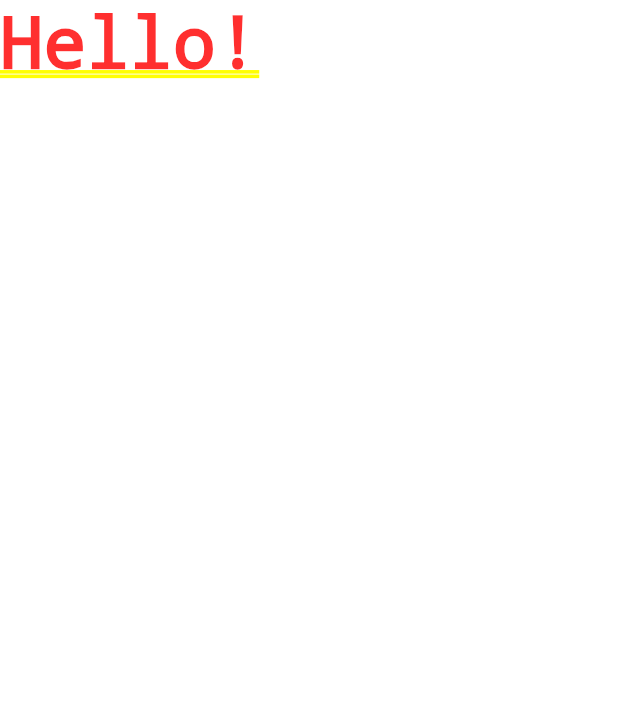
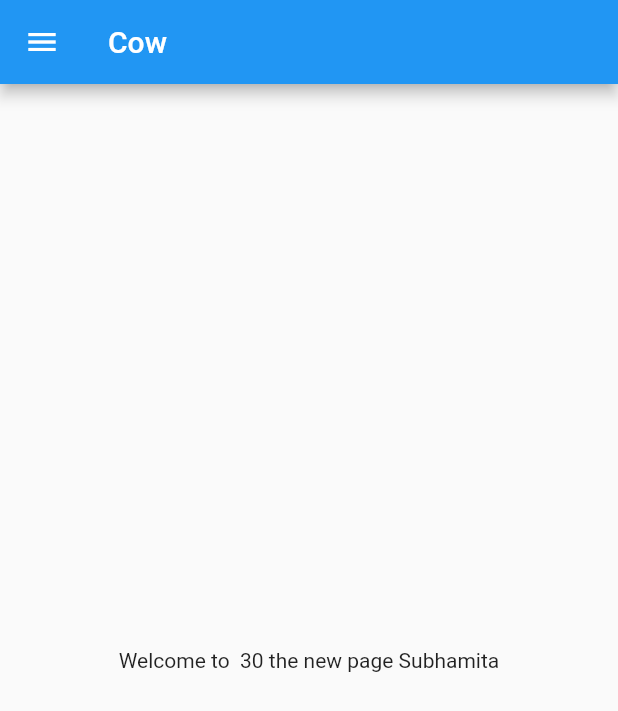
Before and after one commit to kaifhasan222/30daysforFlutter, a Flutter app: the screen it shows after launch, on a phone screen of 412 x 824 dp. Shown: the top 711 px of the screen. Run offline on Flutter 3.47's test engine with Material 2 defaults, Android fonts, the phone set to English and light mode, and no system bars.

Commit message:
day2 completed

```diff
--- /dev/null
+++ b/lib/Home_page.dart
@@ -0,0 +1,22 @@
+import 'package:flutter/material.dart';
+
+class HomePage extends StatelessWidget {
+  final int days = 30;
+  final String name = "Subhamita";
+
+  const HomePage({super.key});
+  @override
+  Widget build(BuildContext context) {
+    return Scaffold(
+      appBar: AppBar(
+        title: Text("Cow"),
+      ),
+      body: Center(
+        child: Container(
+          child: Text("Welcome to  $days the new page $name"),
+        ),
+      ),
+      drawer: Drawer(),
+    );
+  }
+}
--- a/lib/main.dart
+++ b/lib/main.dart
@@ -1,16 +1,15 @@
 import 'package:flutter/material.dart';
+import 'package:new_app/Home_page.dart';
 
 void main() {
-  runApp(const MyApp());
+  runApp(MyApp());
 }
 
 class MyApp extends StatelessWidget {
-  const MyApp({super.key});
-
   @override
   Widget build(BuildContext context) {
-    return const MaterialApp(
-      home: Text('Hello!'),
+    return MaterialApp(
+      home: HomePage(),
     );
   }
 }
```
